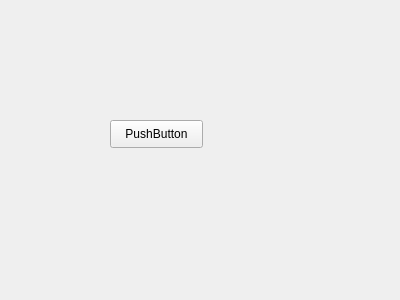
Before: the Qt Designer form FtpExample/widget.ui in wuguandong/QtDemo, drawn with Qt 5.
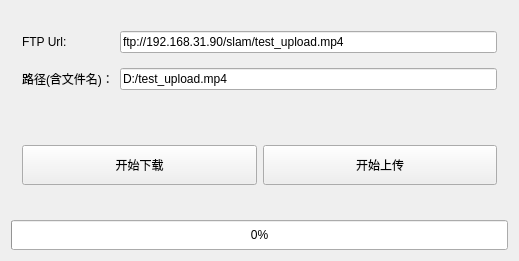
After: the same form once the commit is applied.

Patch:
```diff
--- a/FtpExample/widget.ui
+++ b/FtpExample/widget.ui
@@ -6,26 +6,109 @@
    <rect>
     <x>0</x>
     <y>0</y>
-    <width>400</width>
-    <height>300</height>
+    <width>519</width>
+    <height>261</height>
    </rect>
   </property>
   <property name="windowTitle">
    <string>Widget</string>
   </property>
-  <widget class="QPushButton" name="pushButton">
-   <property name="geometry">
-    <rect>
-     <x>110</x>
-     <y>120</y>
-     <width>93</width>
-     <height>28</height>
-    </rect>
-   </property>
-   <property name="text">
-    <string>PushButton</string>
-   </property>
-  </widget>
+  <layout class="QVBoxLayout" name="verticalLayout">
+   <item>
+    <widget class="QWidget" name="widget" native="true">
+     <layout class="QGridLayout" name="gridLayout">
+      <item row="0" column="0">
+       <widget class="QLabel" name="label">
+        <property name="maximumSize">
+         <size>
+          <width>120</width>
+          <height>16777215</height>
+         </size>
+        </property>
+        <property name="text">
+         <string>FTP Url:</string>
+        </property>
+       </widget>
+      </item>
+      <item row="0" column="1">
+       <widget class="QLineEdit" name="le_url">
+        <property name="text">
+         <string>ftp://192.168.31.90/slam/test_upload.mp4</string>
+        </property>
+       </widget>
+      </item>
+      <item row="1" column="0">
+       <widget class="QLabel" name="label_2">
+        <property name="maximumSize">
+         <size>
+          <width>120</width>
+          <height>16777215</height>
+         </size>
+        </property>
+        <property name="text">
+         <string>路径(含文件名)：</string>
+        </property>
+       </widget>
+      </item>
+      <item row="1" column="1">
+       <widget class="QLineEdit" name="le_path">
+        <property name="text">
+         <string>D:/test_upload.mp4</string>
+        </property>
+       </widget>
+      </item>
+     </layout>
+    </widget>
+   </item>
+   <item>
+    <widget class="QWidget" name="widget_2" native="true">
+     <layout class="QHBoxLayout" name="horizontalLayout">
+      <item>
+       <widget class="QPushButton" name="btn_download">
+        <property name="minimumSize">
+         <size>
+          <width>0</width>
+          <height>40</height>
+         </size>
+        </property>
+        <property name="text">
+         <string>开始下载</string>
+        </property>
+       </widget>
+      </item>
+      <item>
+       <widget class="QPushButton" name="btn_upload">
+        <property name="minimumSize">
+         <size>
+          <width>0</width>
+          <height>40</height>
+         </size>
+        </property>
+        <property name="text">
+         <string>开始上传</string>
+        </property>
+       </widget>
+      </item>
+     </layout>
+    </widget>
+   </item>
+   <item>
+    <widget class="QProgressBar" name="progressBar">
+     <property name="minimumSize">
+      <size>
+       <width>0</width>
+       <height>30</height>
+      </size>
+     </property>
+     <property name="value">
+      <number>0</number>
+     </property>
+     <property name="textDirection">
+      <enum>QProgressBar::TopToBottom</enum>
+     </property>
+    </widget>
+   </item>
+  </layout>
  </widget>
  <layoutdefault spacing="6" margin="11"/>
  <resources/>
```
